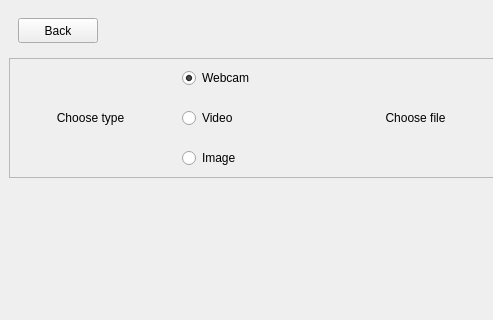
Old version of the form ui/changing_colorspace.ui in the repository quanglv1996/image-processing-cv2; both pictures show x 0 to 493 and y 0 to 320 of the 1283 by 848 pixel window.
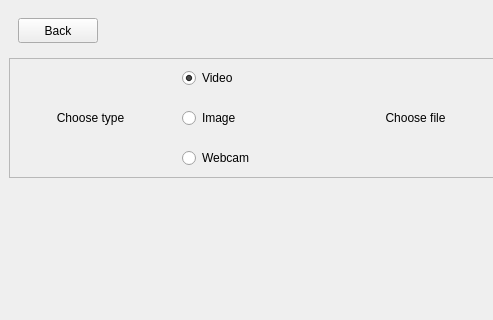
New version of the form.

Patch:
```diff
--- a/ui/changing_colorspace.ui
+++ b/ui/changing_colorspace.ui
@@ -13,7 +13,7 @@
   <property name="windowTitle">
    <string>Form</string>
   </property>
-  <widget class="QWidget" name="">
+  <widget class="QWidget" name="layoutWidget">
    <property name="geometry">
     <rect>
      <x>9</x>
@@ -93,21 +93,14 @@
        </item>
        <item>
         <layout class="QVBoxLayout" name="verticalLayout_4">
-         <item>
-          <widget class="QRadioButton" name="radioButtonWebcam">
-           <property name="text">
-            <string>Webcam</string>
-           </property>
-           <property name="checked">
-            <bool>true</bool>
-           </property>
-          </widget>
-         </item>
          <item>
           <widget class="QRadioButton" name="radioButtonVideo">
            <property name="text">
             <string>Video</string>
            </property>
+           <property name="checked">
+            <bool>true</bool>
+           </property>
           </widget>
          </item>
          <item>
@@ -117,6 +110,16 @@
            </property>
           </widget>
          </item>
+         <item>
+          <widget class="QRadioButton" name="radioButtonWebcam">
+           <property name="text">
+            <string>Webcam</string>
+           </property>
+           <property name="checked">
+            <bool>false</bool>
+           </property>
+          </widget>
+         </item>
         </layout>
        </item>
        <item>
```
